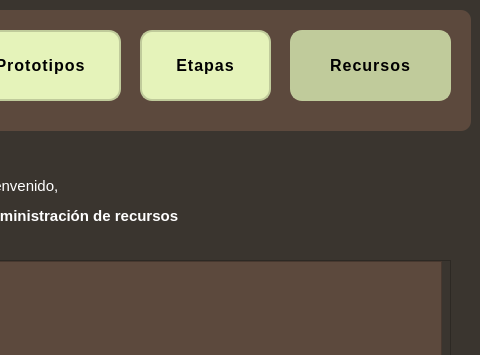
First picture: the form in V_R.ui, repository julinavas14/trabajo_programacion_sql, before the edit; both pictures show x 400 to 880 and y 0 to 355 of the 880 by 611 pixel window.
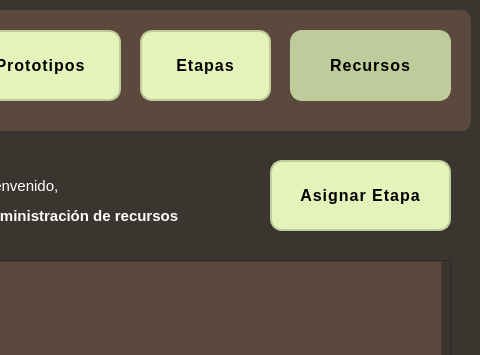
Second picture: the form after the edit. Icons and pictures are not drawn.

Commit message: ventana recursos, añadir y eliminar recursos hecho

The edit to the form file:
```diff
--- a/V_R.ui
+++ b/V_R.ui
@@ -380,6 +380,31 @@
      </widget>
     </widget>
    </widget>
+   <widget class="QPushButton" name="addetapainrecu">
+    <property name="geometry">
+     <rect>
+      <x>670</x>
+      <y>160</y>
+      <width>181</width>
+      <height>71</height>
+     </rect>
+    </property>
+    <property name="styleSheet">
+     <string notr="true">    background-color: #e5f3ba;
+    border: 2px solid rgb(192, 203, 155);
+    border-radius: 12px;
+    padding: 12px 20px;
+    font-family: 'Open Sans', Arial, sans-serif;
+    font-size: 16px;
+    font-weight: 600;
+    letter-spacing: 1px;
+    text-transform: uppercase;
+	color:black;</string>
+    </property>
+    <property name="text">
+     <string>Asignar Etapa</string>
+    </property>
+   </widget>
   </widget>
  </widget>
  <resources/>
```
Left out of the diff: 8 changed lines with no effect on the pictures. The commit also changes 4 other files.
